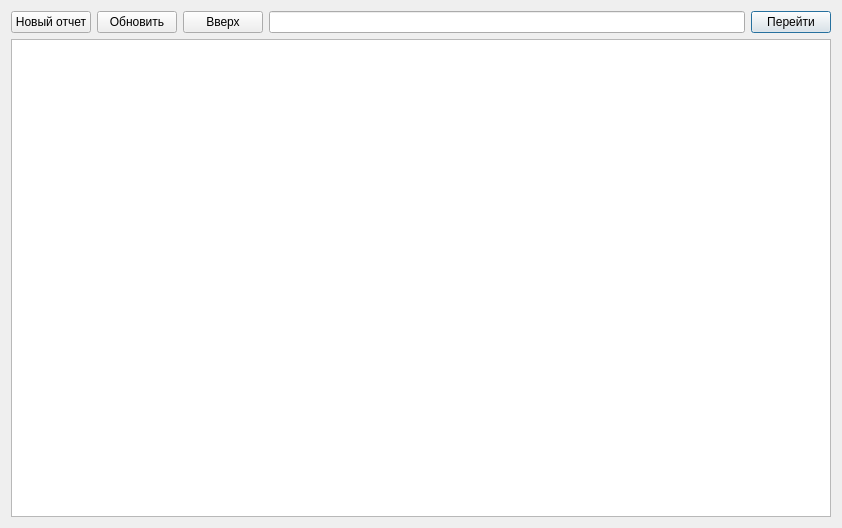
Old version of the form gitbrowser/filesbrowser.ui in the repository maxvas/SciLyx.
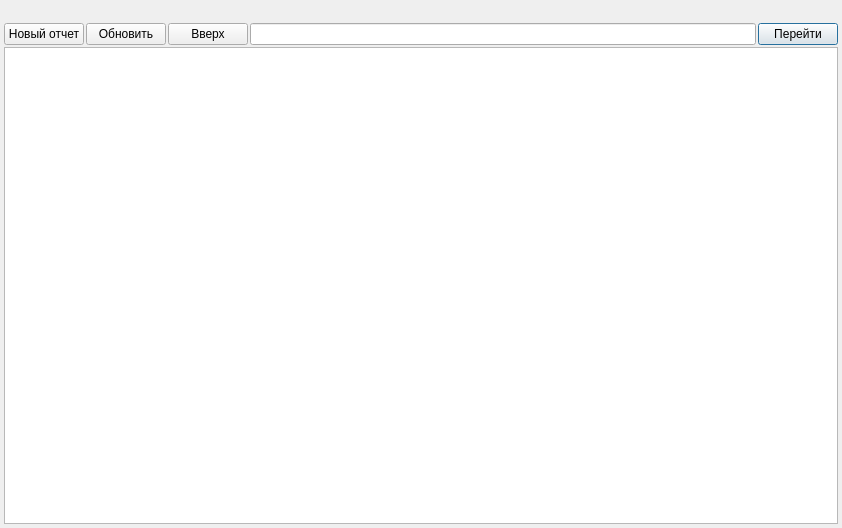
New version of the form. Icons and pictures are not drawn.

Commit message: RepoSettings added (repository configuration window) askpass has been deleted PasswordProvider class has been deleted set -fPIC flag if it compiled on UNIX cmake_policy CMP0020 setted to OLD

Diff of the .ui file:
```diff
--- a/gitbrowser/filesbrowser.ui
+++ b/gitbrowser/filesbrowser.ui
@@ -13,10 +13,26 @@
   <property name="windowTitle">
    <string>Обзор документов</string>
   </property>
-  <layout class="QGridLayout" name="gridLayout_2">
-   <item row="0" column="0">
-    <layout class="QGridLayout" name="gridLayout">
-     <item row="0" column="0">
+  <layout class="QVBoxLayout" name="verticalLayout">
+   <property name="spacing">
+    <number>2</number>
+   </property>
+   <property name="leftMargin">
+    <number>4</number>
+   </property>
+   <property name="topMargin">
+    <number>4</number>
+   </property>
+   <property name="rightMargin">
+    <number>4</number>
+   </property>
+   <property name="bottomMargin">
+    <number>4</number>
+   </property>
+   <item>
+    <widget class="QToolBar" name="toolBar"/>
+   </item>
+   <item>
       <layout class="QHBoxLayout" name="horizontalLayout">
        <item>
         <widget class="QPushButton" name="newDocumentBtn">
@@ -93,14 +109,12 @@
        </item>
       </layout>
      </item>
-     <item row="1" column="0">
+   <item>
       <widget class="QListView" name="listView">
        <property name="alternatingRowColors">
         <bool>true</bool>
        </property>
       </widget>
-     </item>
-    </layout>
    </item>
   </layout>
  </widget>
```
Left out of the diff: 4 changed lines with no effect on the pictures. Lines whose indentation alone changed are shown as unchanged. The commit also changes 44 other files.
